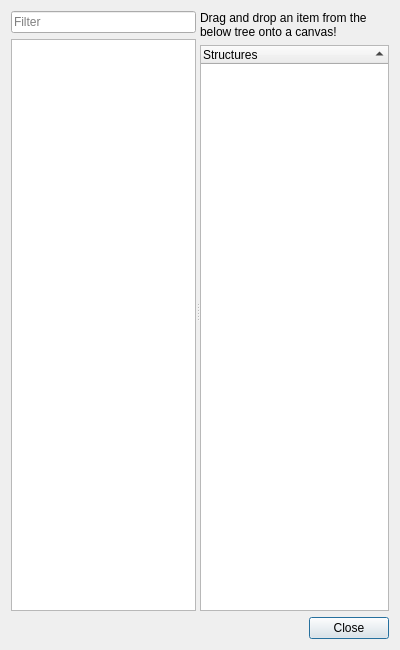
Qt form UI/glitch-structures.ui (textbrowser/glitch) before a commit.
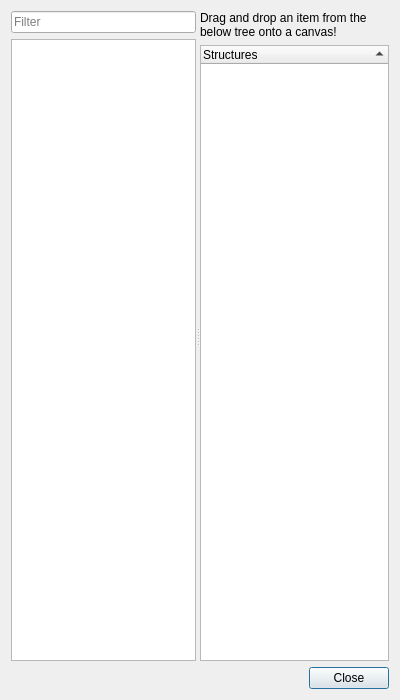
The same form after that commit. Icons and pictures are not drawn. Custom widgets are drawn as their Qt base class.

What changed in the file:
```diff
--- a/UI/glitch-structures.ui
+++ b/UI/glitch-structures.ui
@@ -7,7 +7,7 @@
     <x>0</x>
     <y>0</y>
     <width>400</width>
-    <height>650</height>
+    <height>700</height>
    </rect>
   </property>
   <property name="windowTitle">
```
